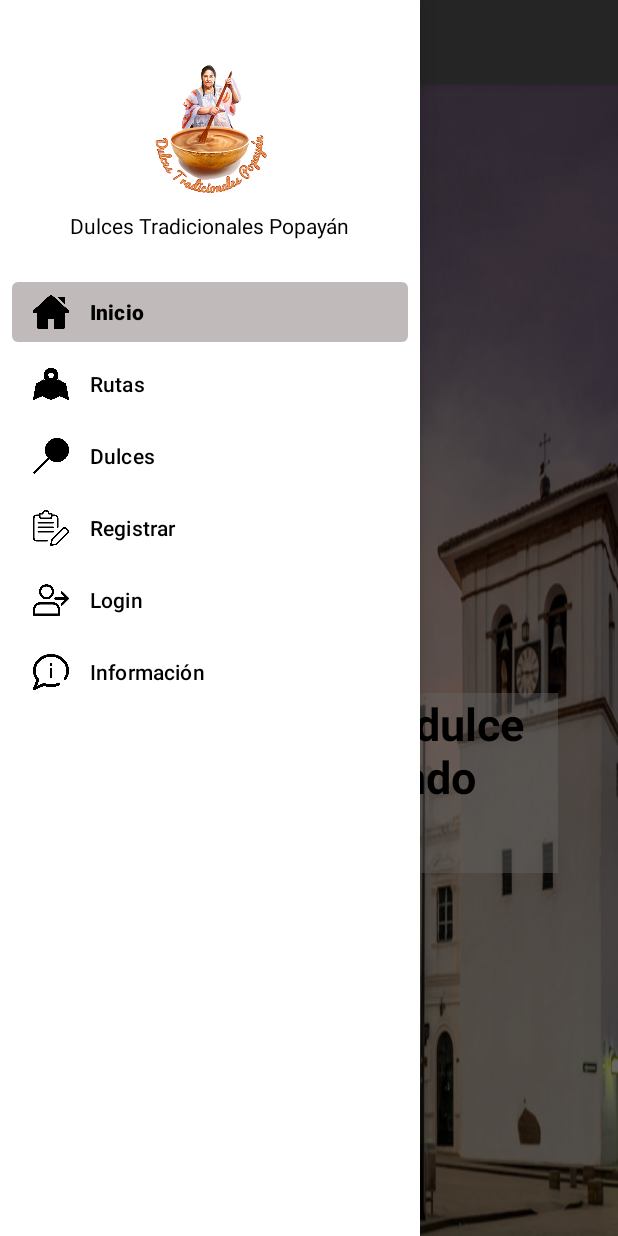
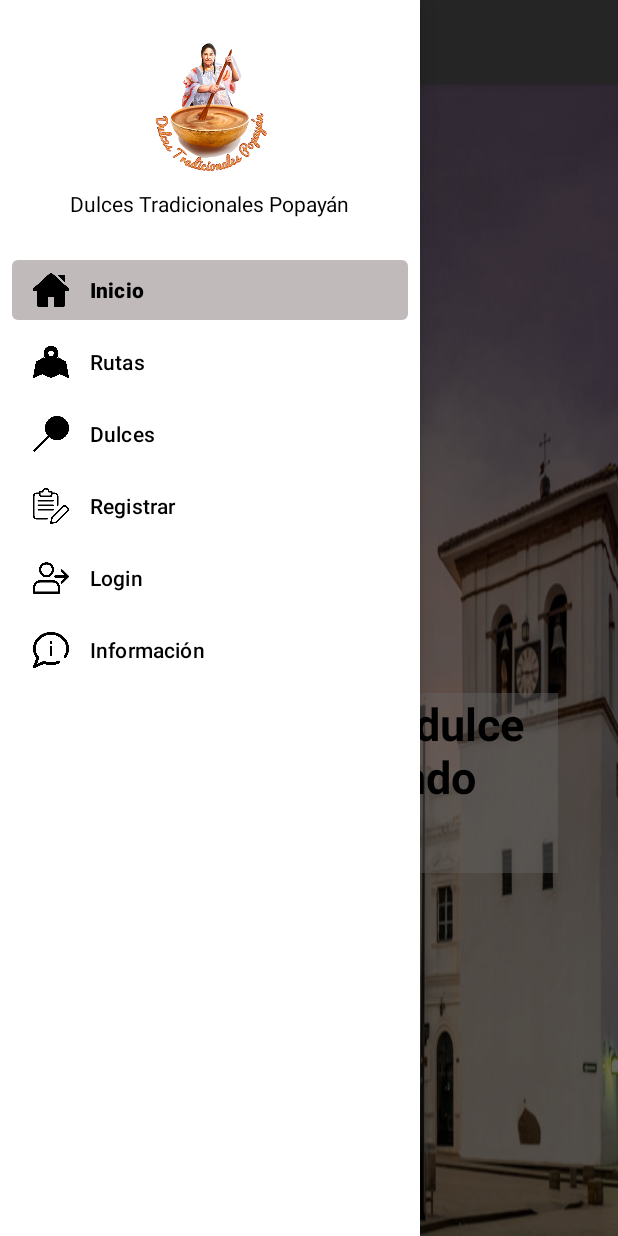
Before and after one commit to dsrestrepo/DulcesPopayanJava, an Android app: the screen it shows after launch (MainActivity), with the side drawer open, on a phone screen of 412 x 824 dp. Run offline under Robolectric (Android 15) with nearby library versions, the phone set to English and light mode, and no system bars; our stand-ins replace Firebase (no records; nobody signed in at launch, a user with empty details on screens opened directly), navigation-ui.

Commit message:
UI changes in navigation view

```diff
--- a/app/src/main/java/edu/unicauca/appsmoviles/dulces_popayan_java2/MainActivity.java
+++ b/app/src/main/java/edu/unicauca/appsmoviles/dulces_popayan_java2/MainActivity.java
@@ -1,8 +1,12 @@
 package edu.unicauca.appsmoviles.dulces_popayan_java2;
 
+import android.content.ClipData;
 import android.os.Bundle;
+import android.view.MenuInflater;
+import android.view.MenuItem;
 import android.view.View;
 import android.view.Menu;
+import android.widget.TextView;
 
 import com.google.android.material.floatingactionbutton.FloatingActionButton;
 import com.google.android.material.snackbar.Snackbar;
@@ -10,6 +14,7 @@ import com.google.android.material.navigation.NavigationView;
 import com.google.firebase.auth.FirebaseAuth;
 import com.google.firebase.auth.FirebaseUser;
 
+import androidx.annotation.NonNull;
 import androidx.navigation.NavController;
 import androidx.navigation.Navigation;
 import androidx.navigation.ui.AppBarConfiguration;
@@ -22,7 +27,8 @@ public class MainActivity extends AppCompatActivity {
 
     private AppBarConfiguration mAppBarConfiguration;
     private FirebaseAuth mAuth;
-
+    FirebaseUser currentUser;
+    TextView header;
 
     @Override
     protected void onCreate(Bundle savedInstanceState) {
@@ -33,6 +39,8 @@ public class MainActivity extends AppCompatActivity {
         setSupportActionBar(toolbar);
 
         mAuth = FirebaseAuth.getInstance();
+
+        currentUser = mAuth.getCurrentUser();
 
         DrawerLayout drawer = findViewById(R.id.drawer_layout);
         NavigationView navigationView = findViewById(R.id.nav_view);
@@ -45,37 +53,53 @@ public class MainActivity extends AppCompatActivity {
         NavController navController = Navigation.findNavController(this, R.id.nav_host_fragment);
         NavigationUI.setupActionBarWithNavController(this, navController, mAppBarConfiguration);
         NavigationUI.setupWithNavController(navigationView, navController);
+
+        updateUI(currentUser, navigationView);
+
+
+
+
     }
 
 
-    @Override
-    public void onStart() {
-        super.onStart();
-        // Check if user is signed in (non-null) and update UI accordingly.
-        FirebaseUser currentUser = mAuth.getCurrentUser();
-        updateUI(currentUser);
+
+    private void updateUI(FirebaseUser currentUser, NavigationView navigationView) {
+        if (currentUser == null){
+            System.out.println("el usuario NO está logueado!!!!");
+
+            View headerView = navigationView.getHeaderView(0);
+            TextView navUsername = (TextView) headerView.findViewById(R.id.username_header);
+            navUsername.setVisibility(View.GONE);
+        }
+        else {
+            System.out.println("el usuario SI está logueado!!!!");
+
+            View headerView = navigationView.getHeaderView(0);
+            TextView navUsername = (TextView) headerView.findViewById(R.id.username_header);
+            navUsername.setText(currentUser.getEmail());
+
+
+            // get menu from navigationView
+            Menu menu = navigationView.getMenu();
+
+            // find MenuItem you want to change
+            MenuItem login_item = menu.findItem(R.id.loginFragment);
+            // set new title to the MenuItem
+            login_item.setTitle("logout");
+
+            // find MenuItem you want to change
+            MenuItem register_item = menu.findItem(R.id.registerFragment);
+            // set new title to the MenuItem
+            register_item.setVisible(false);
+
+        }
     }
 
-    private void updateUI(FirebaseUser currentUser) {
-        if (currentUser == null){
-            Toolbar toolbar = findViewById(R.id.toolbar);
-            setSupportActionBar(toolbar);
 
-            mAuth = FirebaseAuth.getInstance();
 
-            DrawerLayout drawer = findViewById(R.id.drawer_layout);
-            NavigationView navigationView = findViewById(R.id.nav_view);
-            // Passing each menu ID as a set of Ids because each
-            // menu should be considered as top level destinations.
-            mAppBarConfiguration = new AppBarConfiguration.Builder(
-                    R.id.nav_home, R.id.nav_gallery, R.id.nav_slideshow, R.id.infoFragment )
-                    .setDrawerLayout(drawer)
-                    .build();
-            NavController navController = Navigation.findNavController(this, R.id.nav_host_fragment);
-            NavigationUI.setupActionBarWithNavController(this, navController, mAppBarConfiguration);
-            NavigationUI.setupWithNavController(navigationView, navController);
-        }
-    }
+//loginFragment
+
+
 
 
 
--- a/app/src/main/res/layout/nav_header_main.xml
+++ b/app/src/main/res/layout/nav_header_main.xml
@@ -2,7 +2,7 @@
 <LinearLayout xmlns:android="http://schemas.android.com/apk/res/android"
     xmlns:app="http://schemas.android.com/apk/res-auto"
     android:layout_width="match_parent"
-    android:layout_height="@dimen/nav_header_height"
+    android:layout_height="wrap_content"
     android:background="#FFFFFF"
     android:gravity="bottom"
     android:orientation="vertical"
@@ -31,4 +31,15 @@
         android:textAppearance="@style/TextAppearance.AppCompat.Body1"
         android:textColor="@color/black"/>
 
+    <TextView
+        android:layout_width="wrap_content"
+        android:layout_height="wrap_content"
+        android:layout_gravity="center_horizontal"
+        android:paddingTop="@dimen/nav_header_vertical_spacing"
+        android:text=""
+        android:textAppearance="@style/TextAppearance.AppCompat.Body1"
+        android:textColor="@color/black"
+        android:id="@+id/username_header"
+        />
+
 </LinearLayout>
--- a/app/src/main/res/menu/activity_main_drawer.xml
+++ b/app/src/main/res/menu/activity_main_drawer.xml
@@ -1,7 +1,8 @@
 <?xml version="1.0" encoding="utf-8"?>
 <menu xmlns:android="http://schemas.android.com/apk/res/android"
     xmlns:tools="http://schemas.android.com/tools"
-    tools:showIn="navigation_view">
+    tools:showIn="navigation_view"
+    >
 
     <group android:checkableBehavior="single">
         <item
--- a/app/src/main/res/values/dimens.xml
+++ b/app/src/main/res/values/dimens.xml
@@ -3,6 +3,6 @@
     <dimen name="activity_horizontal_margin">16dp</dimen>
     <dimen name="activity_vertical_margin">16dp</dimen>
     <dimen name="nav_header_vertical_spacing">8dp</dimen>
-    <dimen name="nav_header_height">176dp</dimen>
+    <dimen name="nav_header_height">190dp</dimen>
     <dimen name="fab_margin">16dp</dimen>
 </resources>
```
